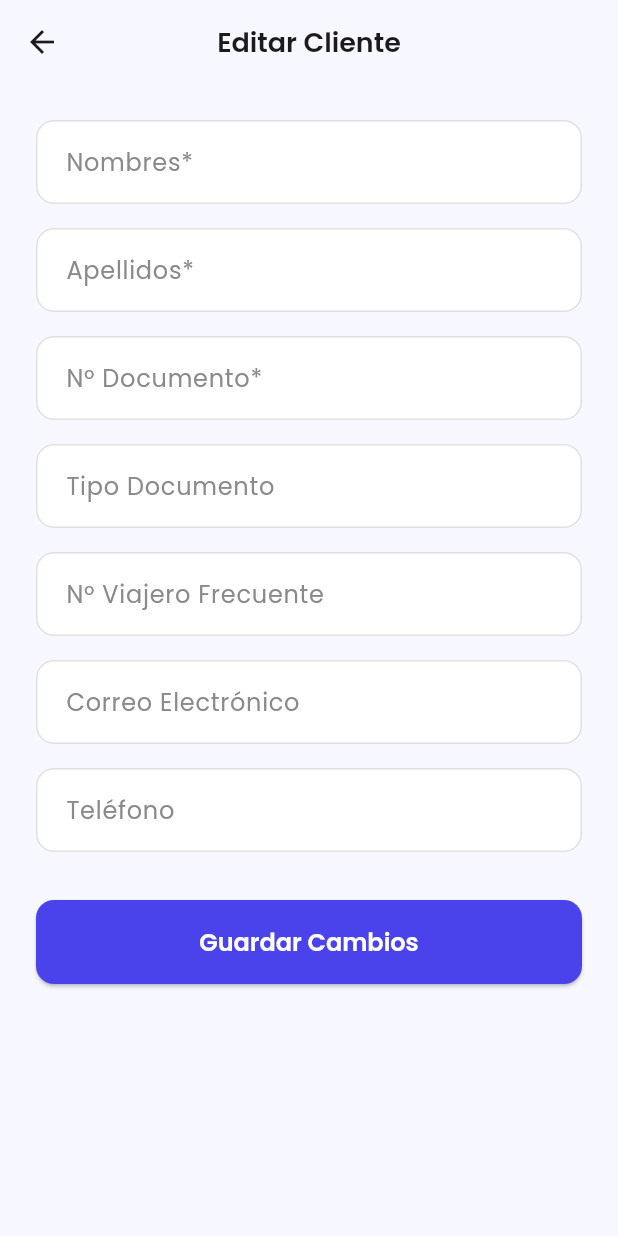
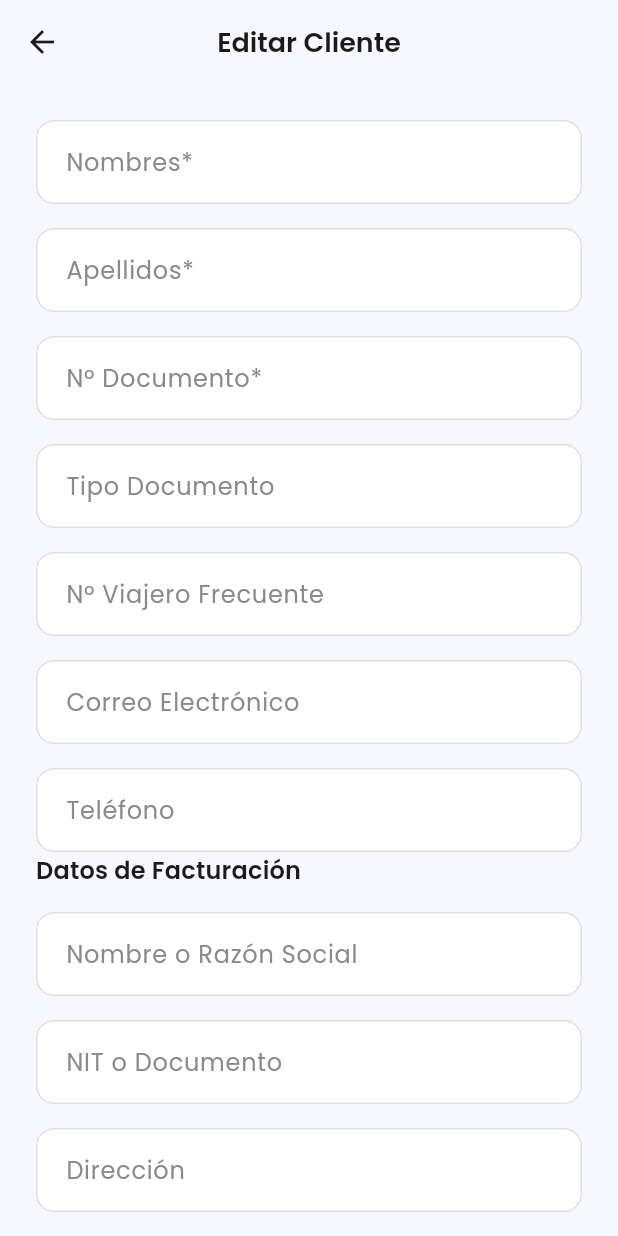
Before and after one commit to elmeryucradevs/wonder_trip_travel_crm, a Flutter app: the ClientEditPage screen opened directly with empty values, on a phone screen of 412 x 824 dp. Run offline on Flutter 3.47's test engine with Material 3 defaults, Android fonts, the phone set to English and light mode, and no system bars; our stand-ins replace bloc, dartz, drift, equatable, flutter_bloc, flutter_dotenv and 3 more; accounts and stored records are empty; generated files the repository leaves out were written again.

Commit message:
feat(clients): Añadir campos de facturación a los formularios

```diff
--- a/lib/features/client_management/presentation/bloc/client_creation/client_creation_bloc.dart
+++ b/lib/features/client_management/presentation/bloc/client_creation/client_creation_bloc.dart
@@ -26,6 +26,9 @@ class ClientCreationBloc extends Bloc<ClientCreationEvent, ClientCreationState>
       documentNumber: event.documentNumber,
       documentType: event.documentType,
       travelerNumber: event.travelerNumber,
+      billingName: event.billingName,
+      billingDocument: event.billingDocument,
+      billingAddress: event.billingAddress,
     );
 
     final result = await saveClientUseCase(newClient);
--- a/lib/features/client_management/presentation/bloc/client_creation/client_creation_event.dart
+++ b/lib/features/client_management/presentation/bloc/client_creation/client_creation_event.dart
@@ -4,15 +4,6 @@ abstract class ClientCreationEvent extends Equatable {
   const ClientCreationEvent();
   @override
   List<Object?> get props => [];
-}
-
-class UpdateClientEvent extends ClientCreationEvent {
-  final ClientEntity updatedClient;
-
-  const UpdateClientEvent(this.updatedClient);
-
-  @override
-  List<Object?> get props => [updatedClient];
 }
 
 /// Evento que se dispara cuando el usuario presiona "Guardar Cliente".
@@ -25,6 +16,9 @@ class SaveClientEvent extends ClientCreationEvent {
   final String documentNumber;
   final String? documentType;
   final String? travelerNumber;
+  final String? billingName;
+  final String? billingDocument;
+  final String? billingAddress;
 
   const SaveClientEvent({
     required this.name,
@@ -34,9 +28,11 @@ class SaveClientEvent extends ClientCreationEvent {
     this.phone,
     this.documentType,
     this.travelerNumber,
+    this.billingName,
+    this.billingDocument,
+    this.billingAddress,
   });
 
-  @override
   @override
   List<Object?> get props => [
         name,
@@ -46,5 +42,17 @@ class SaveClientEvent extends ClientCreationEvent {
         documentNumber,
         documentType,
         travelerNumber,
+        billingName,
+        billingDocument,
+        billingAddress,
       ];
 }
+
+class UpdateClientEvent extends ClientCreationEvent {
+  final ClientEntity updatedClient;
+
+  const UpdateClientEvent(this.updatedClient);
+
+  @override
+  List<Object?> get props => [updatedClient];
+}
--- a/lib/features/client_management/presentation/pages/client_edit_page.dart
+++ b/lib/features/client_management/presentation/pages/client_edit_page.dart
@@ -1,6 +1,7 @@
 import 'package:flutter/material.dart';
 import 'package:flutter_bloc/flutter_bloc.dart';
 import '../../../../core/config/injection_container.dart';
+import '../../../../core/theme/app_colors.dart';
 import '../../domain/entities/client_entity.dart';
 import '../bloc/client_creation/client_creation_bloc.dart'; // Reutilizaremos este BLoC
 import '../bloc/client_list_bloc.dart';
@@ -55,7 +56,7 @@ class ClientEditPage extends StatelessWidget {
 }
 
 /// ---
-/// /// [ClientEditForm] es el formulario pre-rellenado para la edición.
+/// [ClientEditForm] es el formulario pre-rellenado para la edición.
 /// ---
 class ClientEditForm extends StatefulWidget {
   final ClientEntity client;
@@ -75,6 +76,9 @@ class _ClientEditFormState extends State<ClientEditForm> {
   late final TextEditingController _docNumberController;
   late final TextEditingController _docTypeController;
   late final TextEditingController _travelerNumController;
+  late final TextEditingController _billingNameController;
+  late final TextEditingController _billingDocController;
+  late final TextEditingController _billingAddrController;
 
   @override
   void initState() {
@@ -86,6 +90,9 @@ class _ClientEditFormState extends State<ClientEditForm> {
     _docNumberController = TextEditingController(text: widget.client.documentNumber);
     _docTypeController = TextEditingController(text: widget.client.documentType);
     _travelerNumController = TextEditingController(text: widget.client.travelerNumber);
+    _billingNameController = TextEditingController(text: widget.client.billingName);
+    _billingDocController = TextEditingController(text: widget.client.billingDocument);
+    _billingAddrController = TextEditingController(text: widget.client.billingAddress);
   }
 
   @override
@@ -97,6 +104,9 @@ class _ClientEditFormState extends State<ClientEditForm> {
     _docNumberController.dispose();
     _docTypeController.dispose();
     _travelerNumController.dispose();
+    _billingNameController.dispose();
+    _billingDocController.dispose();
+    _billingAddrController.dispose();
     super.dispose();
   }
 
@@ -126,6 +136,22 @@ class _ClientEditFormState extends State<ClientEditForm> {
             TextFormField(controller: _emailController, decoration: const InputDecoration(labelText: 'Correo Electrónico')),
             const SizedBox(height: 16),
             TextFormField(controller: _phoneController, decoration: const InputDecoration(labelText: 'Teléfono')),
+            _buildSectionTitle(context, 'Datos de Facturación'),
+            const SizedBox(height: 16),
+            TextFormField(
+              controller: _billingNameController,
+              decoration: const InputDecoration(labelText: 'Nombre o Razón Social'),
+            ),
+            const SizedBox(height: 16),
+            TextFormField(
+              controller: _billingDocController,
+              decoration: const InputDecoration(labelText: 'NIT o Documento'),
+            ),
+             const SizedBox(height: 16),
+            TextFormField(
+              controller: _billingAddrController,
+              decoration: const InputDecoration(labelText: 'Dirección'),
+            ),
             const SizedBox(height: 32),
             BlocBuilder<ClientCreationBloc, ClientCreationState>(
               builder: (context, state) {
@@ -160,4 +186,15 @@ class _ClientEditFormState extends State<ClientEditForm> {
       ),
     );
   }
+
+  Widget _buildSectionTitle(BuildContext context, String title) {
+    return Text(
+      title,
+      style: Theme.of(context).textTheme.titleMedium?.copyWith(
+            color: AppColors.fontTitleLight,
+            fontWeight: FontWeight.w600,
+          ),
+    );
+  }
+
 }
```
Also changed, not shown: lib/features/client_management/presentation/pages/client_creation_page.dart (+26 -0 lines).
